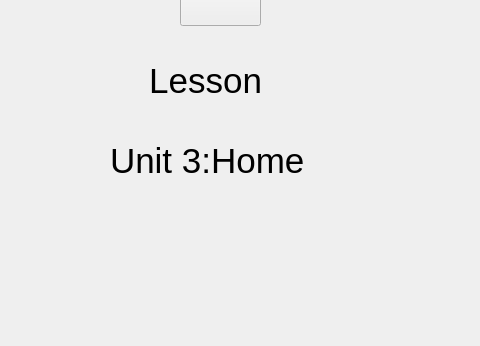
This is SPCK/Gui/Unit3.ui in trongphuc1/TL-C4K-PTI01- as Qt 5 draws it before an edit; both pictures show x 190 to 670 and y 485 to 831 of the 845 by 831 pixel window. The edited form follows.
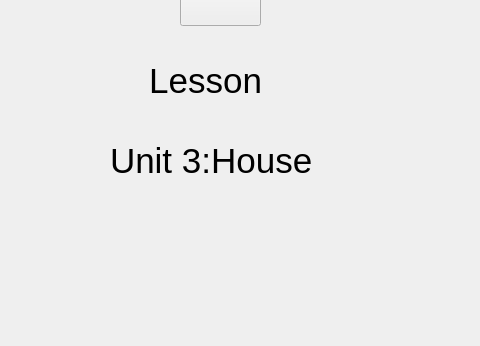
This is the edited form. Icons and pictures are not drawn.

```diff
--- a/SPCK/Gui/Unit3.ui
+++ b/SPCK/Gui/Unit3.ui
@@ -350,7 +350,7 @@
      </font>
     </property>
     <property name="text">
-     <string>Unit 3:Home</string>
+     <string>Unit 3:House</string>
     </property>
    </widget>
   </widget>
```
